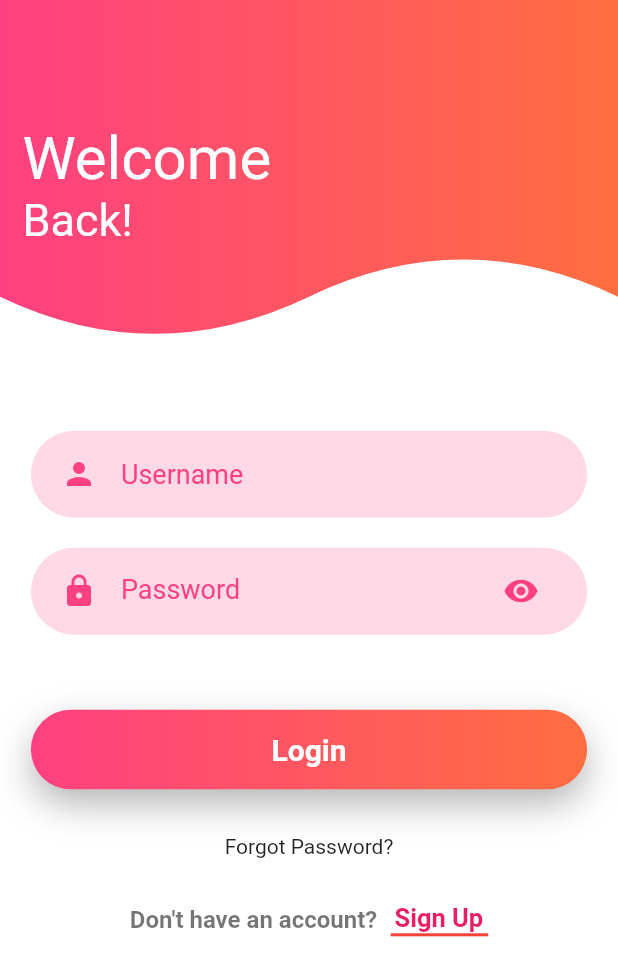
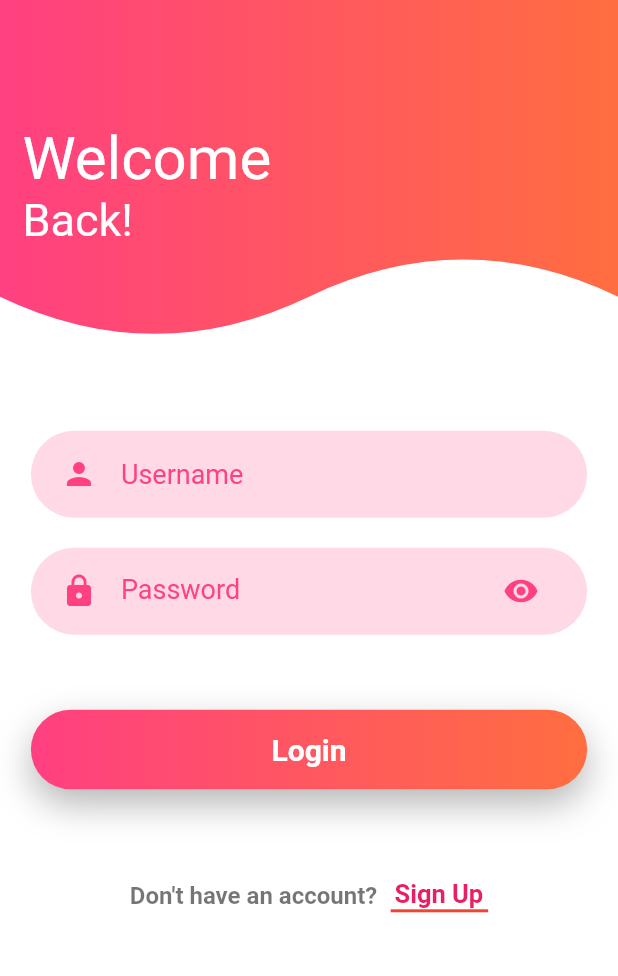
Before and after one commit to sreehari61/google_maps_APP, a Flutter app: the screen it shows after launch, after a tap on "Login", on a phone screen of 412 x 824 dp. Shown: the top 976 px of the screen. Run offline on Flutter 3.47's test engine with Material 2 defaults, Android fonts, the phone set to English and light mode, and no system bars; our stand-ins replace google_maps_flutter, rflutter_alert, sqflite; missing offline and left inert: flutter_session; accounts and stored records are empty.

Commit message:
first commit

```diff
--- a/lib/screens/signin.dart
+++ b/lib/screens/signin.dart
@@ -65,10 +65,10 @@ class SignIn extends StatelessWidget {
                   SizedBox(
                     height: 20.0,
                   ),
-                  InkWell(
-                    child: Text("Forgot Password?"),
-                    onTap: () {},
-                  ),
+                  // InkWell(
+                  //   child: Text("Forgot Password?"),
+                  //   onTap: () {},
+                  // ),
                   SizedBox(
                     height: 30.0,
                   ),
```
Also changed, not shown: lib/screens/forgotPassword.dart (deleted).
